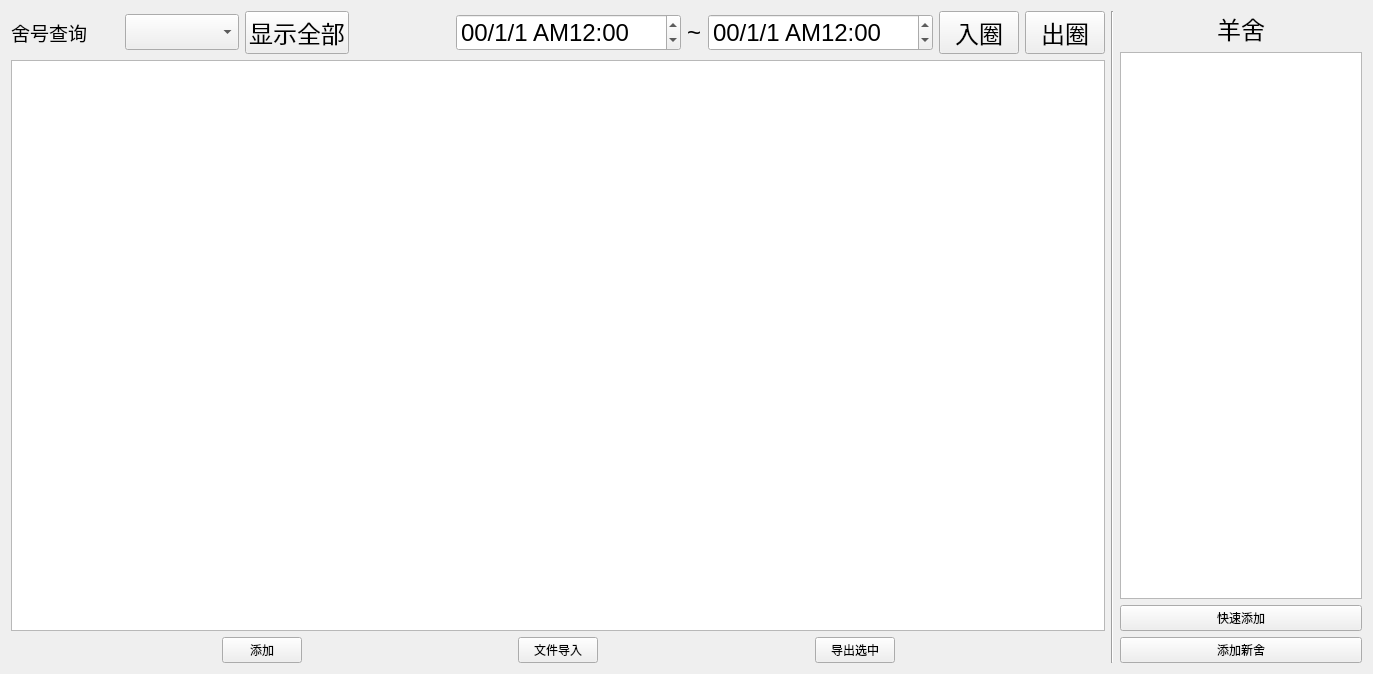
Above: Goat/goatqueryform.ui from po-ppy/NewGoat before the change. Below: the same form after it.
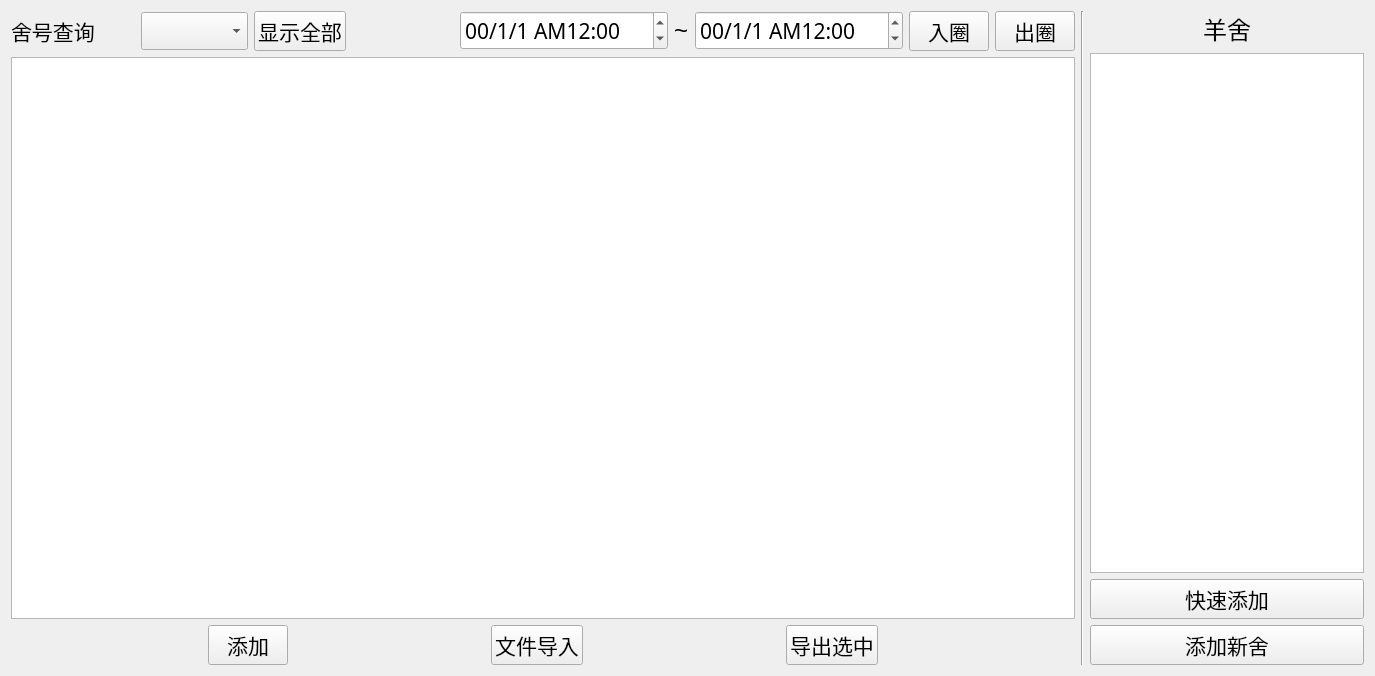
That is the form after the change.

Diff of the .ui file:
```diff
--- a/Goat/goatqueryform.ui
+++ b/Goat/goatqueryform.ui
@@ -6,8 +6,8 @@
    <rect>
     <x>0</x>
     <y>0</y>
-    <width>1373</width>
-    <height>674</height>
+    <width>1375</width>
+    <height>676</height>
    </rect>
   </property>
   <property name="windowTitle">
@@ -32,8 +32,8 @@
              </property>
              <property name="font">
               <font>
-               <family>Agency FB</family>
-               <pointsize>14</pointsize>
+               <family>黑体</family>
+               <pointsize>16</pointsize>
               </font>
              </property>
              <property name="text">
@@ -64,7 +64,8 @@
              </property>
              <property name="font">
               <font>
-               <pointsize>18</pointsize>
+               <family>黑体</family>
+               <pointsize>16</pointsize>
               </font>
              </property>
             </widget>
@@ -73,7 +74,8 @@
             <widget class="QPushButton" name="pushButton_2">
              <property name="font">
               <font>
-               <pointsize>18</pointsize>
+               <family>黑体</family>
+               <pointsize>16</pointsize>
               </font>
              </property>
              <property name="text">
@@ -108,7 +110,8 @@
              </property>
              <property name="font">
               <font>
-               <pointsize>18</pointsize>
+               <family>黑体</family>
+               <pointsize>16</pointsize>
               </font>
              </property>
              <property name="displayFormat">
@@ -138,7 +141,8 @@
              </property>
              <property name="font">
               <font>
-               <pointsize>18</pointsize>
+               <family>黑体</family>
+               <pointsize>16</pointsize>
               </font>
              </property>
              <property name="displayFormat">
@@ -150,7 +154,8 @@
             <widget class="QPushButton" name="pushButton_3">
              <property name="font">
               <font>
-               <pointsize>18</pointsize>
+               <family>黑体</family>
+               <pointsize>16</pointsize>
               </font>
              </property>
              <property name="text">
@@ -168,7 +173,8 @@
              </property>
              <property name="font">
               <font>
-               <pointsize>18</pointsize>
+               <family>黑体</family>
+               <pointsize>16</pointsize>
               </font>
              </property>
              <property name="text">
@@ -192,7 +198,7 @@
           <bool>true</bool>
          </property>
          <attribute name="horizontalHeaderVisible">
-          <bool>true</bool>
+          <bool>false</bool>
          </attribute>
          <attribute name="horizontalHeaderCascadingSectionResizes">
           <bool>true</bool>
@@ -207,7 +213,7 @@
           <bool>true</bool>
          </attribute>
          <attribute name="verticalHeaderVisible">
-          <bool>true</bool>
+          <bool>false</bool>
          </attribute>
         </widget>
        </item>
@@ -228,6 +234,12 @@
          </item>
          <item>
           <widget class="QPushButton" name="addGoatButton">
+           <property name="font">
+            <font>
+             <family>黑体</family>
+             <pointsize>16</pointsize>
+            </font>
+           </property>
            <property name="text">
             <string>添加</string>
            </property>
@@ -248,6 +260,12 @@
          </item>
          <item>
           <widget class="QPushButton" name="addFromFileButton">
+           <property name="font">
+            <font>
+             <family>黑体</family>
+             <pointsize>16</pointsize>
+            </font>
+           </property>
            <property name="text">
             <string>文件导入</string>
            </property>
@@ -268,6 +286,12 @@
          </item>
          <item>
           <widget class="QPushButton" name="exportButton">
+           <property name="font">
+            <font>
+             <family>黑体</family>
+             <pointsize>16</pointsize>
+            </font>
+           </property>
            <property name="text">
             <string>导出选中</string>
            </property>
@@ -309,6 +333,7 @@
          </property>
          <property name="font">
           <font>
+           <family>黑体</family>
            <pointsize>18</pointsize>
           </font>
          </property>
@@ -353,6 +378,12 @@
            <height>16777215</height>
           </size>
          </property>
+         <property name="font">
+          <font>
+           <family>黑体</family>
+           <pointsize>16</pointsize>
+          </font>
+         </property>
          <property name="text">
           <string>快速添加</string>
          </property>
@@ -366,6 +397,12 @@
            <height>16777215</height>
           </size>
          </property>
+         <property name="font">
+          <font>
+           <family>黑体</family>
+           <pointsize>16</pointsize>
+          </font>
+         </property>
          <property name="text">
           <string>添加新舍</string>
          </property>
```
